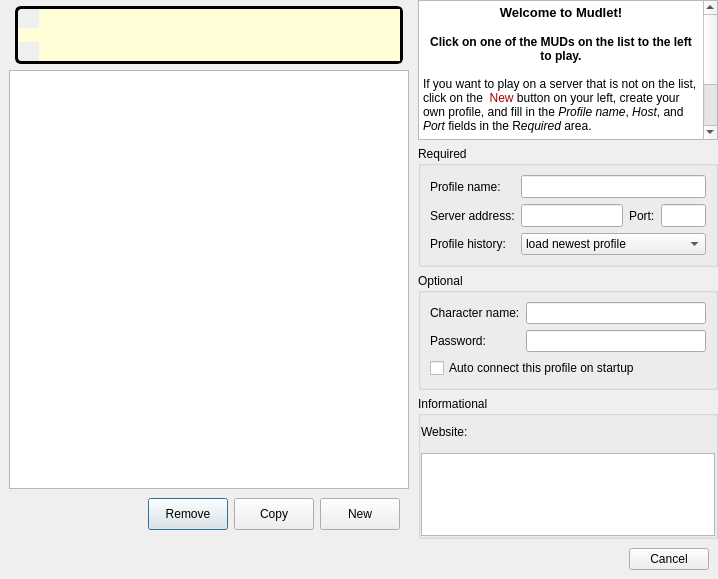
First picture: the form in src/ui/connection_profiles.ui, repository olostan/Mudlet-vadi2, before the edit.
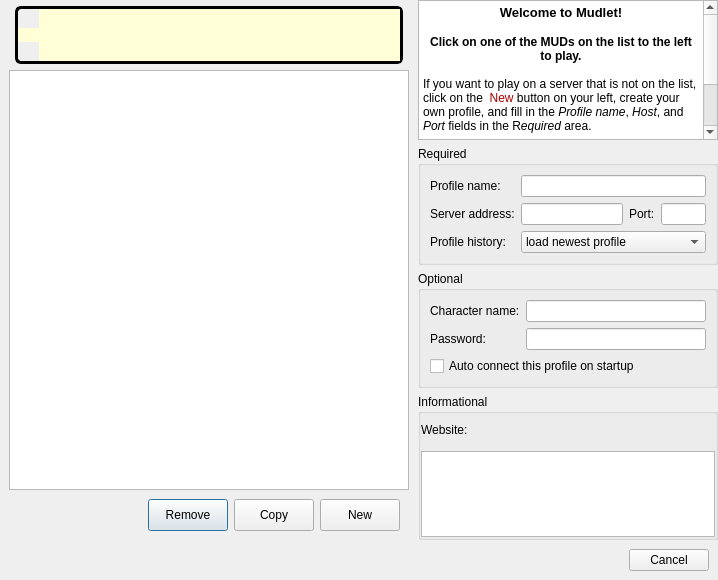
Second picture: the form after the edit. Icons and pictures are not drawn.

Commit message: Aesthetic improvements to the connections window - reduced default width to remove blank space, enabled user-preferred fonts, and improved the profile listing (now: http://ubuntuone.com/p/swI/, before: http://ubuntuone.com/p/sx9/)

What changed in the file:
```diff
--- a/src/ui/connection_profiles.ui
+++ b/src/ui/connection_profiles.ui
@@ -7,7 +7,7 @@
     <x>0</x>
     <y>0</y>
     <width>718</width>
-    <height>579</height>
+    <height>580</height>
    </rect>
   </property>
   <property name="minimumSize">
@@ -494,7 +494,6 @@
              <widget class="QLineEdit" name="profile_name_entry">
               <property name="font">
                <font>
-                <family>Bitstream Charter</family>
                 <pointsize>9</pointsize>
                </font>
               </property>
@@ -525,7 +524,6 @@
               </property>
               <property name="font">
                <font>
-                <family>Bitstream Charter</family>
                 <pointsize>9</pointsize>
                </font>
               </property>
@@ -559,7 +557,6 @@
               </property>
               <property name="font">
                <font>
-                <family>Bitstream Charter</family>
                 <pointsize>9</pointsize>
                </font>
               </property>
```
The commit also changes 1 other file.
